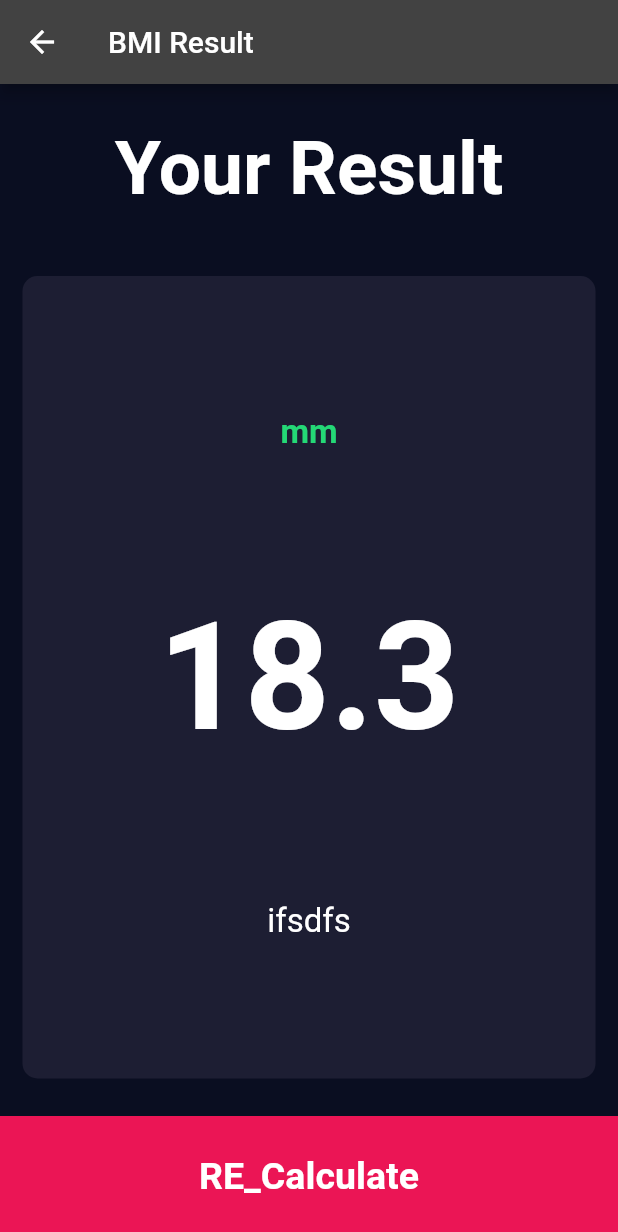
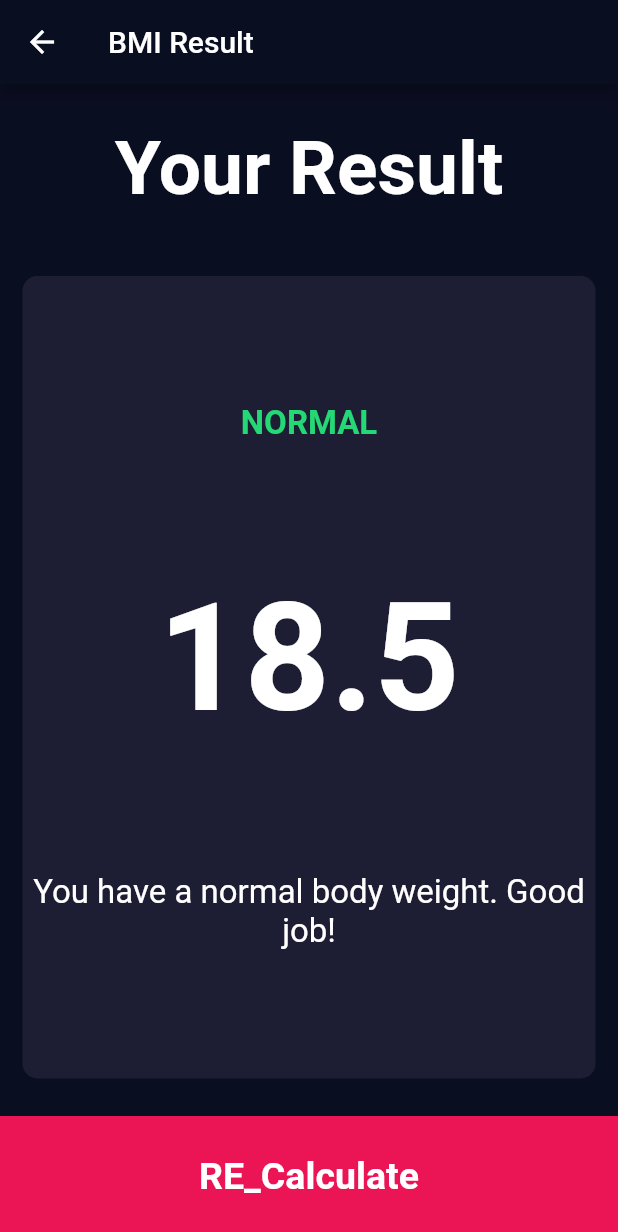
Before and after one commit to zeeshi045/Flutter-Projects, a Flutter app: the screen it shows after launch, after a tap on "Calculate", on a phone screen of 412 x 824 dp. Shown: the top 1232 px of the screen. Run offline on Flutter 3.47's test engine with Material 2 defaults, Android fonts, the phone set to English and light mode, and no system bars; our stand-ins replace animated_background, assets_audio_player, auto_size_text, font_awesome_flutter, get, rflutter_alert.

Commit message:
update
Complete Design

```diff
--- /dev/null
+++ b/BMI_calculator/lib/calculatorfile.dart
@@ -0,0 +1,33 @@
+import 'dart:math';
+class Calculator_Brain{
+  Calculator_Brain({
+    this.height,this.weight
+});
+  final int? height;
+  final int? weight;
+  double ? _bmi;
+  String? calculateBMI(){
+  _bmi=(weight! / pow(height!/100,2))!;
+  return _bmi?.toStringAsFixed(1);
+}
+
+  String getResult() {
+    if (_bmi !>= 25) {
+      return 'Overweight';
+    } else if (_bmi !> 18.5) {
+      return 'Normal';
+    } else {
+      return 'Underweight';
+    }
+  }
+
+  String getInterpretation() {
+    if (_bmi !>= 25) {
+      return 'You have a higher than normal body weight. Try to exercise more.';
+    } else if (_bmi !>= 18.5) {
+      return 'You have a normal body weight. Good job!';
+    } else {
+      return 'You have a lower than normal body weight. You can eat a bit more.';
+    }
+  }
+}
--- a/BMI_calculator/lib/constant.dart
+++ b/BMI_calculator/lib/constant.dart
@@ -1,11 +1,15 @@
 import 'package:flutter/material.dart';
 const kstyle=TextStyle(
 fontWeight: FontWeight.bold,
-fontSize: 15,
+  color: Color(0xFF8D8E98),
+fontSize: 18,
 );
 const activeColor=Color(0xFF1d1e33);
 const deactiveColor=Color(0xFF111328);
-
+const kNumberTextStyle = TextStyle(
+  fontSize: 50.0,
+  fontWeight: FontWeight.w900,
+);
 
 const kTitleTextStyle = TextStyle(
   fontSize: 50.0,
--- a/BMI_calculator/lib/input_page.dart
+++ b/BMI_calculator/lib/input_page.dart
@@ -4,6 +4,7 @@ import 'package:font_awesome_flutter/font_awesome_flutter.dart';
 import 'package:bml_calculator/Container.dart';
 import 'package:bml_calculator/textandIcon.dart';
 import 'package:bml_calculator/result.dart';
+import 'package:bml_calculator/calculatorfile.dart';
 enum Gender{
   male,
   female,
@@ -75,7 +76,7 @@ class _InputPageState extends State<InputPage> {
       Row(
         mainAxisAlignment: MainAxisAlignment.center,
         children: [
-          Text(slider.toString(),style: kstyle,),
+          Text(slider.toString(),style:kNumberStyle,),
           Text('cm',style: kstyle,),
         ],
       ),
@@ -105,7 +106,7 @@ class _InputPageState extends State<InputPage> {
                   children: [
                     Text('WEIGHT',style: kstyle,),
                     Text(sliderw.toString(),
-                    style:kstyle,
+                    style:kNumberStyle,
                     ),
                     Row(
                       mainAxisAlignment: MainAxisAlignment.center,
@@ -136,7 +137,7 @@ onPressed: (){
                     children: [
                       Text('AGE',style: kstyle,),
                       Text(age.toString(),
-                        style:kstyle,
+                        style:kNumberStyle,
                       ),
                       Row(
                         mainAxisAlignment: MainAxisAlignment.center,
@@ -165,7 +166,13 @@ onPressed: (){
           ),
           GestureDetector(
             onTap: (){
-              Navigator.push(context,MaterialPageRoute(builder:( context)=>ResultScreen()));
+              Calculator_Brain obj =Calculator_Brain(height: slider,weight:sliderw);
+
+              Navigator.push(context,MaterialPageRoute(builder:( context)=>ResultScreen(
+                bmiresult: obj.calculateBMI().toString(),
+                resultText: obj.getResult(),
+                interpretation: obj.getInterpretation(),
+              )));
             },
             child: Container(
               child:Center(child: Text('Calculate',style: kNumberStyle,)),
--- a/BMI_calculator/lib/result.dart
+++ b/BMI_calculator/lib/result.dart
@@ -4,13 +4,18 @@ import 'package:bml_calculator/Container.dart';
 
 import 'input_page.dart';
 class ResultScreen extends StatelessWidget {
-  const ResultScreen({Key? key}) : super(key: key);
-
+ ResultScreen({
+   required this.interpretation, required this.resultText, required this.bmiresult,
+});
+final String interpretation;
+ final String resultText;
+ final String bmiresult;
   @override
   Widget build(BuildContext context) {
     return Scaffold(
       appBar: AppBar(
         title:Text('BMI Result'),
+        backgroundColor: Color(0xFF0A0E21),
       ),
       body: Column(
         mainAxisAlignment: MainAxisAlignment.spaceEvenly,
@@ -35,15 +40,15 @@ class ResultScreen extends StatelessWidget {
                 crossAxisAlignment: CrossAxisAlignment.center,
                 children: <Widget>[
                   Text(
-                    'mm',
+                    resultText.toUpperCase(),
                     style: kResultTextStyle,
                   ),
                   Text(
-                    '18.3',
+                    bmiresult,
                     style: kBMITextStyle,
                   ),
                   Text(
-                    'ifsdfs',
+                    interpretation,
                     textAlign: TextAlign.center,
                     style: kBodyTextStyle,
                   ),
```
